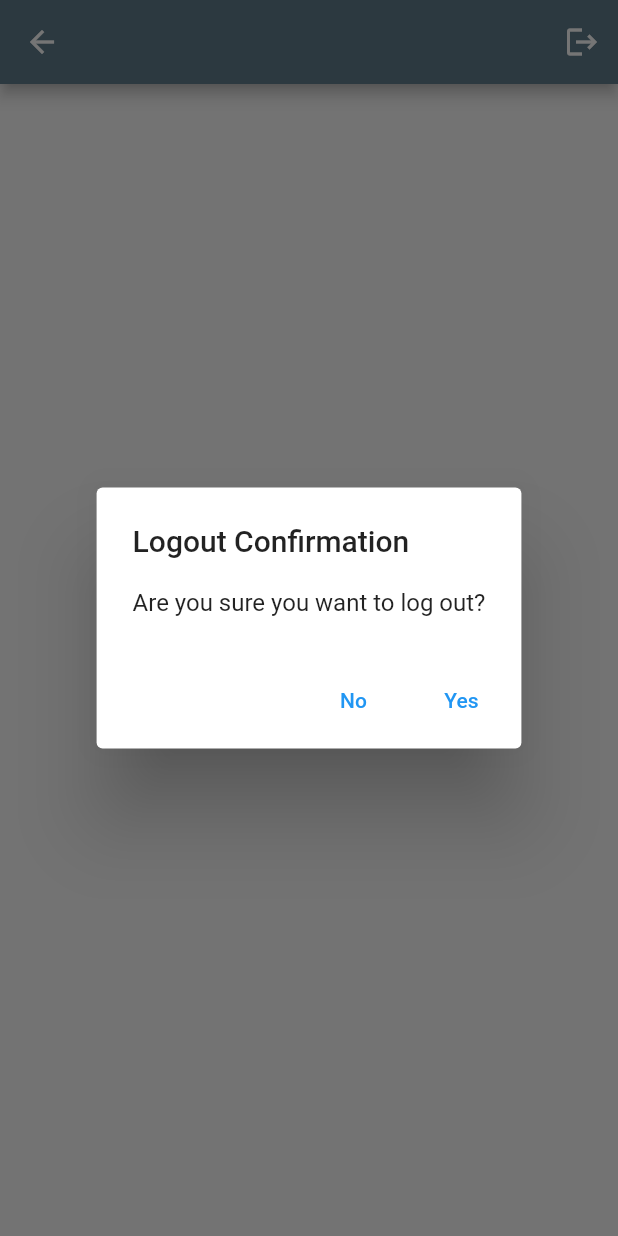
After one commit to narayannalbhe1/narayannalbhe_portfolio, a Flutter app: the HomeScreen screen opened directly, after a tap on the "logout" icon, on a phone screen of 412 x 824 dp. The commit adds this screen. Run offline on Flutter 3.47's test engine with Material 2 defaults, Android fonts, the phone set to English and light mode, and no system bars.

Commit message:
6 Jan 2024 narayan_Dev

```diff
--- /dev/null
+++ b/lib/view/home/home_screen.dart
@@ -0,0 +1,48 @@
+import 'package:flutter/material.dart';
+
+class HomeScreen extends StatefulWidget {
+  const HomeScreen({super.key});
+
+  @override
+  State<HomeScreen> createState() => _HomeScreenState();
+}
+
+class _HomeScreenState extends State<HomeScreen> {
+  bool? result;
+
+  @override
+  Widget build(BuildContext context) {
+    return Scaffold(
+      appBar: AppBar(
+        backgroundColor: Colors.blueGrey,
+        actions: [
+          IconButton(onPressed: (){
+            showLogoutAlert();
+          }, icon: Icon(Icons.logout))
+        ],
+      ),
+    );
+  }
+
+  Future showLogoutAlert() async {
+     result = await showDialog<bool>(
+      context: context,
+      builder: (context) => AlertDialog(
+        title: Text('Logout Confirmation'),
+        content: Text('Are you sure you want to log out?'),
+        actions: <Widget>[
+          TextButton(
+            onPressed: () => Navigator.pop(context, false),
+            child: Text('No'),
+          ),
+          TextButton(
+            onPressed: () => Navigator.pop(context, true),
+            child: Text('Yes'),
+          ),
+        ],
+      ),
+    );
+  }
+
+
+}
```
Also changed, not shown: lib/main.dart (+2 -22 lines).
